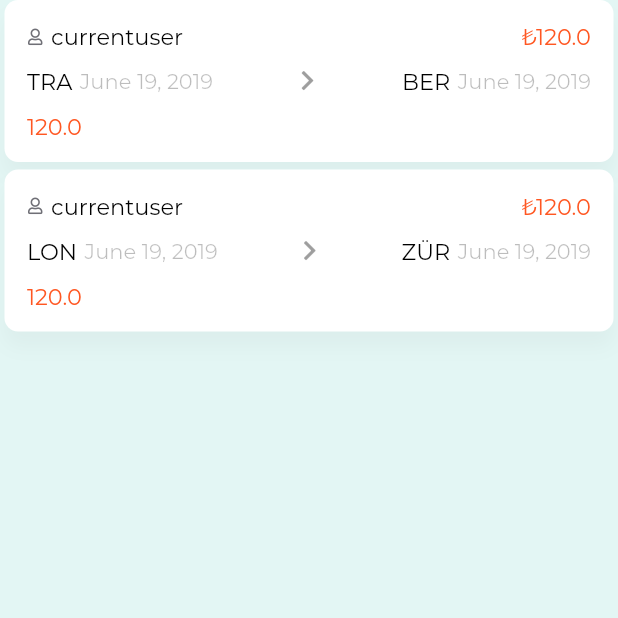
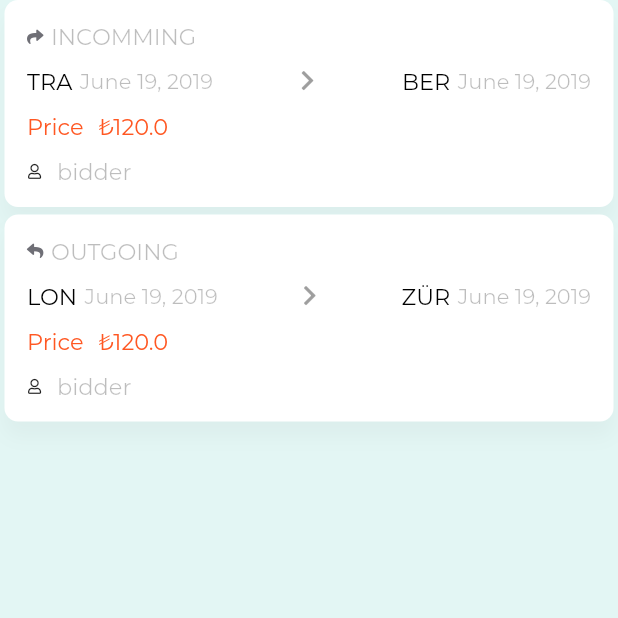
Before and after one commit to mevlanaayas/swingo-mobile, a Flutter app: the BidsScreen screen opened directly, on a phone screen of 412 x 824 dp, the top half of it. Run offline on Flutter 3.47's test engine with Material 2 defaults, Android fonts, the phone set to English and light mode, and no system bars; our stand-ins replace dio, flare_flutter, font_awesome_flutter.

Commit message:
fixed: bid list page

```diff
--- a/lib/src/components/sw_card.dart
+++ b/lib/src/components/sw_card.dart
@@ -1,5 +1,7 @@
 import 'package:flutter/material.dart';
 import 'package:font_awesome_flutter/font_awesome_flutter.dart';
+import 'package:provider/provider.dart';
+import 'package:swingo/src/ankara/general.dart';
 import 'package:swingo/src/models/models.dart';
 import 'package:swingo/src/pages/pages.dart';
 import 'package:swingo/src/pages/profile/bid_details.dart';
@@ -284,37 +286,43 @@ class BidItem extends StatefulWidget {
 }
 
 class _BidItemState extends State<BidItem> {
-  Widget _buildHeading() {
+  Widget _buildHeading(String username) {
     return Row(
       mainAxisAlignment: MainAxisAlignment.spaceBetween,
       children: <Widget>[
         Row(
           children: <Widget>[
-            const Icon(
-              FontAwesomeIcons.user,
-              color: secondaryColor,
-              size: 11.0,
-            ),
+            widget.item.created_by == username
+                ? const Icon(
+                    FontAwesomeIcons.reply,
+                    color: secondaryColor,
+                    size: 11.0,
+                  )
+                : const Icon(
+                    FontAwesomeIcons.share,
+                    color: secondaryColor,
+                    size: 11.0,
+                  ),
             SizedBox(
               width: 5.0,
             ),
-            widget.item.created_by.length > 20
+            widget.item.created_by == username
                 ? Text(
-                    widget.item.created_by.substring(0, 20) + "...",
-                    style: itemUsernameContentStyle,
+                    "OUTGOING",
+                    style: itemBodyDetailContentStyle,
                   )
                 : Text(
-                    widget.item.created_by,
-                    style: itemUsernameContentStyle,
+                    "INCOMMING",
+                    style: itemBodyDetailContentStyle,
                   ),
           ],
         ),
-        Text("₺" + widget.item.price.toString(), style: itemPriceContentStyle)
+        // Text("₺" + widget.item.price.toString(), style: itemPriceContentStyle)
       ],
     );
   }
 
-  Widget _buildBody() {
+  Widget _buildBody(String username) {
     return Column(
       children: <Widget>[
         Row(
@@ -408,10 +416,43 @@ class _BidItemState extends State<BidItem> {
         const SizedBox(height: 12),
         Row(
           children: <Widget>[
-            Text(
-              widget.item.price.toString(),
+            const Text(
+              "Price",
               style: itemPriceContentStyle,
             ),
+            const SizedBox(
+              width: 10.0,
+            ),
+            Text(
+              "₺" + widget.item.price.toString(),
+              style: itemPriceContentStyle,
+            ),
+          ],
+        ),
+        const SizedBox(height: 12),
+        Row(
+          children: <Widget>[
+            const Icon(
+              FontAwesomeIcons.user,
+              size: 10.0,
+            ),
+            const SizedBox(
+              width: 10.0,
+            ),
+            widget.item.bidder.username == username
+                ? widget.item.transporter != null
+                    ? Text(
+                        widget.item.transporter.created_by,
+                        style: itemBodyDetailContentStyle,
+                      )
+                    : Text(
+                        widget.item.transceiver.created_by,
+                        style: itemBodyDetailContentStyle,
+                      )
+                : Text(
+                    widget.item.bidder.username,
+                    style: itemBodyDetailContentStyle,
+                  ),
           ],
         ),
       ],
@@ -429,6 +470,7 @@ class _BidItemState extends State<BidItem> {
 
   @override
   Widget build(BuildContext context) {
+    final userProvider = Provider.of<UserStatus>(context);
     return Padding(
       padding: const EdgeInsets.only(left: 3, right: 3, bottom: 5),
       child: Container(
@@ -446,9 +488,9 @@ class _BidItemState extends State<BidItem> {
               child: Column(
                 crossAxisAlignment: CrossAxisAlignment.start,
                 children: [
-                  _buildHeading(),
+                  _buildHeading(userProvider.currentUser.username),
                   const SizedBox(height: 12),
-                  _buildBody()
+                  _buildBody(userProvider.currentUser.username)
                 ],
               ),
             ),
@@ -523,7 +565,9 @@ class _MatchItemState extends State<MatchItem> {
         Row(
           children: <Widget>[
             const Text("Payment"),
-            const SizedBox(width: 5.0,),
+            const SizedBox(
+              width: 5.0,
+            ),
             Text(
               widget.item.paymentType.toString(),
               style: itemBodyTextContentStyle,
@@ -533,7 +577,9 @@ class _MatchItemState extends State<MatchItem> {
         Row(
           children: <Widget>[
             const Text("Status"),
-            const SizedBox(width: 5.0,),
+            const SizedBox(
+              width: 5.0,
+            ),
             Text(
               widget.item.status,
               style: itemBodyTextContentStyle,
--- a/lib/src/pages/profile/bids.dart
+++ b/lib/src/pages/profile/bids.dart
@@ -25,7 +25,8 @@ class BidsScreen extends StatelessWidget {
     "currentuser",
     DateTime.now(),
     "currentuser",
-      false);
+    false,
+  );
   static final Order transporter = Order(
     1,
     "Londra",
@@ -38,13 +39,15 @@ class BidsScreen extends StatelessWidget {
     "There is a package to be delivered to Berlin. It is so small but heavy.",
     "status",
     DateTime.now(),
-      "currentuser",
+    "bidder",
     DateTime.now(),
-      "currentuser",
+    "bidder",
     DateTime.now(),
-      "currentuser",
-      false);
+    "bidderx",
+    false,
+  );
   static final User bidder = User(id: 1, username: 'bidder');
+  static final User currentuser = User(id: 2, username: 'currentuser');
 
   final List<Bid> entries = [
     Bid(
@@ -55,17 +58,18 @@ class BidsScreen extends StatelessWidget {
       price: 120.0,
       status: "Initiated",
       created_at: DateTime.now(),
-        created_by: "currentuser",
+      created_by: "bidder",
       updated_at: DateTime.now(),
-        updated_by: "currentuser",
+      updated_by: "bidder",
       deleted_at: DateTime.now(),
-        deleted_by: "currentuser",
-        is_deleted: false),
+      deleted_by: "bidder",
+      is_deleted: false,
+    ),
     Bid(
       id: 1,
       transceiver: null,
       transporter: transporter,
-        bidder: bidder,
+      bidder: currentuser,
       price: 120.0,
       status: "Initiated",
       created_at: DateTime.now(),
@@ -74,7 +78,8 @@ class BidsScreen extends StatelessWidget {
       updated_by: "currentuser",
       deleted_at: DateTime.now(),
       deleted_by: "currentuser",
-        is_deleted: false),
+      is_deleted: false,
+    ),
   ];
 
   void _buildSection(List<Widget> slivers, double scale, List<Bid> items) {
```
Lines whose indentation alone changed are shown as unchanged.
